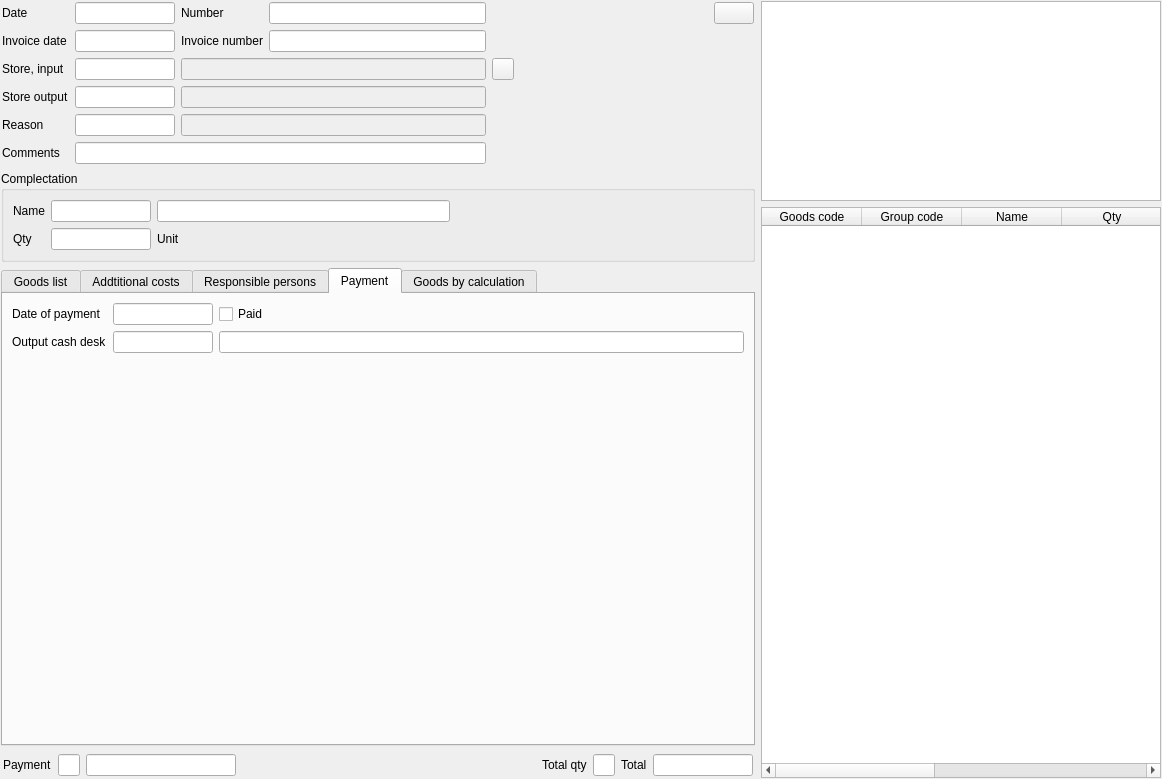
Qt form Forms/c5storedoc.ui (End1-1/Cafe5) before a commit.
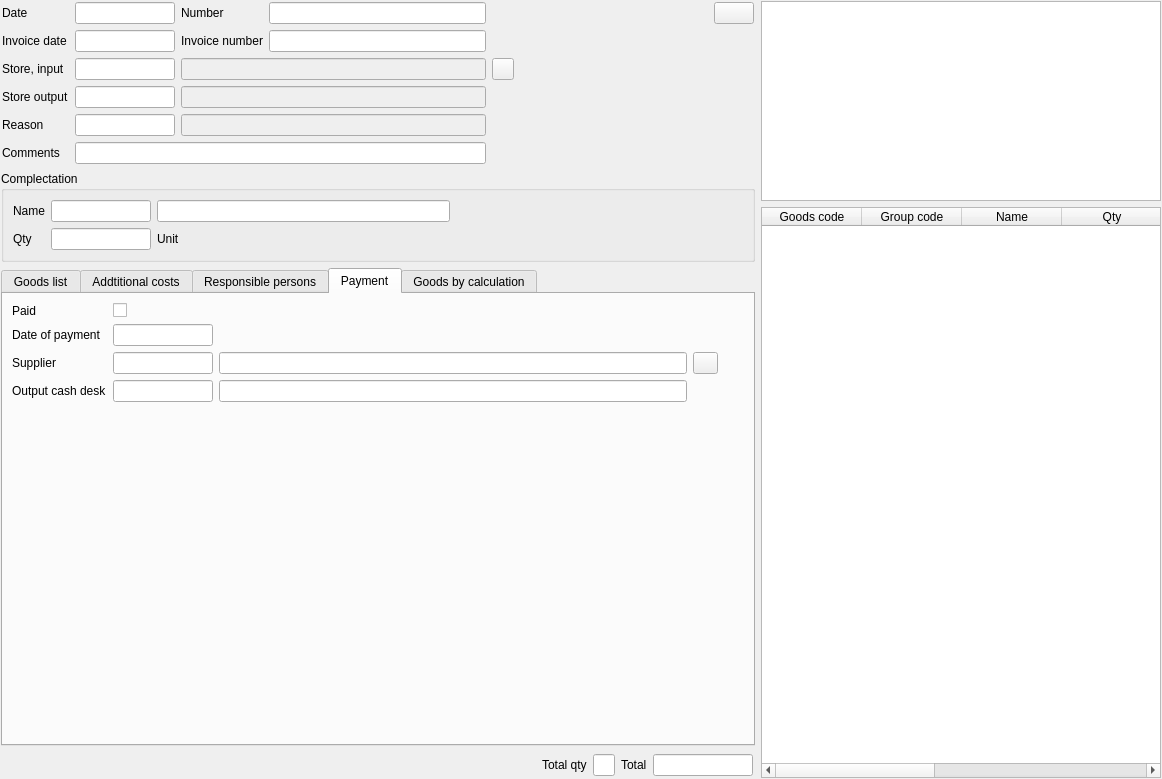
The same form after that commit. The open tabs and pages were chosen to show the change. Icons and pictures are not drawn. Custom widgets are drawn as their Qt base class.

```diff
--- a/Forms/c5storedoc.ui
+++ b/Forms/c5storedoc.ui
@@ -323,54 +323,6 @@
             <property name="bottomMargin">
              <number>0</number>
             </property>
-            <item>
-             <widget class="QLabel" name="lbPayment">
-              <property name="text">
-               <string>Payment</string>
-              </property>
-             </widget>
-            </item>
-            <item>
-             <widget class="C5LineEditWithSelector" name="lePayment">
-              <property name="minimumSize">
-               <size>
-                <width>0</width>
-                <height>0</height>
-               </size>
-              </property>
-              <property name="maximumSize">
-               <size>
-                <width>40</width>
-                <height>16777215</height>
-               </size>
-              </property>
-             </widget>
-            </item>
-            <item>
-             <widget class="C5LineEdit" name="lePaymentName">
-              <property name="enabled">
-               <bool>true</bool>
-              </property>
-              <property name="minimumSize">
-               <size>
-                <width>150</width>
-                <height>0</height>
-               </size>
-              </property>
-              <property name="maximumSize">
-               <size>
-                <width>150</width>
-                <height>16777215</height>
-               </size>
-              </property>
-              <property name="focusPolicy">
-               <enum>Qt::NoFocus</enum>
-              </property>
-              <property name="readOnly">
-               <bool>true</bool>
-              </property>
-             </widget>
-            </item>
             <item>
              <spacer name="horizontalSpacer_3">
               <property name="orientation">
@@ -861,27 +813,7 @@
        <string>Responsible persons</string>
       </attribute>
       <layout class="QGridLayout" name="gridLayout_4">
-       <item row="0" column="2">
-        <widget class="C5LineEdit" name="lePartnerName">
-         <property name="enabled">
-          <bool>false</bool>
-         </property>
-         <property name="focusPolicy">
-          <enum>Qt::NoFocus</enum>
-         </property>
-        </widget>
-       </item>
-       <item row="1" column="1">
-        <widget class="C5LineEditWithSelector" name="lePassed">
-         <property name="maximumSize">
-          <size>
-           <width>100</width>
-           <height>16777215</height>
-          </size>
-         </property>
-        </widget>
-       </item>
-       <item row="2" column="0">
+       <item row="1" column="0">
         <widget class="QLabel" name="label_5">
          <property name="text">
           <string>Accepted</string>
@@ -905,7 +837,7 @@
         </widget>
        </item>
        <item row="0" column="1">
-        <widget class="C5LineEditWithSelector" name="lePartner">
+        <widget class="C5LineEditWithSelector" name="lePassed">
          <property name="maximumSize">
           <size>
            <width>100</width>
@@ -921,14 +853,149 @@
          </property>
         </widget>
        </item>
-       <item row="0" column="0">
+       <item row="0" column="2">
+        <widget class="C5LineEditWithSelector" name="lePassedName">
+         <property name="enabled">
+          <bool>false</bool>
+         </property>
+         <property name="maximumSize">
+          <size>
+           <width>16777215</width>
+           <height>16777215</height>
+          </size>
+         </property>
+         <property name="focusPolicy">
+          <enum>Qt::NoFocus</enum>
+         </property>
+        </widget>
+       </item>
+       <item row="1" column="1">
+        <widget class="C5LineEditWithSelector" name="leAccepted">
+         <property name="maximumSize">
+          <size>
+           <width>100</width>
+           <height>16777215</height>
+          </size>
+         </property>
+        </widget>
+       </item>
+       <item row="2" column="2">
+        <spacer name="verticalSpacer">
+         <property name="orientation">
+          <enum>Qt::Vertical</enum>
+         </property>
+         <property name="sizeHint" stdset="0">
+          <size>
+           <width>20</width>
+           <height>40</height>
+          </size>
+         </property>
+        </spacer>
+       </item>
+       <item row="1" column="2">
+        <widget class="C5LineEditWithSelector" name="leAcceptedName">
+         <property name="enabled">
+          <bool>false</bool>
+         </property>
+         <property name="maximumSize">
+          <size>
+           <width>16777215</width>
+           <height>16777215</height>
+          </size>
+         </property>
+         <property name="focusPolicy">
+          <enum>Qt::NoFocus</enum>
+         </property>
+        </widget>
+       </item>
+      </layout>
+     </widget>
+     <widget class="QWidget" name="tab_2">
+      <attribute name="title">
+       <string>Payment</string>
+      </attribute>
+      <layout class="QGridLayout" name="gridLayout_5">
+       <item row="4" column="1">
+        <widget class="QLabel" name="lbCashDoc">
+         <property name="enabled">
+          <bool>true</bool>
+         </property>
+         <property name="text">
+          <string>Output cash desk</string>
+         </property>
+        </widget>
+       </item>
+       <item row="2" column="3">
+        <widget class="C5LineEdit" name="lePartnerName">
+         <property name="enabled">
+          <bool>true</bool>
+         </property>
+         <property name="focusPolicy">
+          <enum>Qt::NoFocus</enum>
+         </property>
+         <property name="readOnly">
+          <bool>true</bool>
+         </property>
+        </widget>
+       </item>
+       <item row="0" column="1">
+        <widget class="QLabel" name="label_13">
+         <property name="text">
+          <string>Paid</string>
+         </property>
+        </widget>
+       </item>
+       <item row="4" column="3">
+        <widget class="C5LineEditWithSelector" name="leCashName">
+         <property name="enabled">
+          <bool>true</bool>
+         </property>
+         <property name="focusPolicy">
+          <enum>Qt::NoFocus</enum>
+         </property>
+         <property name="readOnly">
+          <bool>true</bool>
+         </property>
+        </widget>
+       </item>
+       <item row="2" column="1">
         <widget class="QLabel" name="lbPartner">
          <property name="text">
           <string>Supplier</string>
          </property>
         </widget>
        </item>
-       <item row="0" column="3">
+       <item row="2" column="2">
+        <widget class="C5LineEditWithSelector" name="lePartner">
+         <property name="maximumSize">
+          <size>
+           <width>100</width>
+           <height>16777215</height>
+          </size>
+         </property>
+        </widget>
+       </item>
+       <item row="0" column="2">
+        <widget class="QCheckBox" name="chPaid">
+         <property name="text">
+          <string/>
+         </property>
+        </widget>
+       </item>
+       <item row="5" column="5" colspan="2">
+        <spacer name="verticalSpacer_2">
+         <property name="orientation">
+          <enum>Qt::Vertical</enum>
+         </property>
+         <property name="sizeHint" stdset="0">
+          <size>
+           <width>20</width>
+           <height>40</height>
+          </size>
+         </property>
+        </spacer>
+       </item>
+       <item row="2" column="4">
         <widget class="QPushButton" name="btnNewPartner">
          <property name="maximumSize">
           <size>
@@ -948,66 +1015,7 @@
          </property>
         </widget>
        </item>
-       <item row="2" column="1">
-        <widget class="C5LineEditWithSelector" name="leAccepted">
-         <property name="maximumSize">
-          <size>
-           <width>100</width>
-           <height>16777215</height>
-          </size>
-         </property>
-        </widget>
-       </item>
-       <item row="2" column="2">
-        <widget class="C5LineEditWithSelector" name="leAcceptedName">
-         <property name="enabled">
-          <bool>false</bool>
-         </property>
-         <property name="maximumSize">
-          <size>
-           <width>16777215</width>
-           <height>16777215</height>
-          </size>
-         </property>
-         <property name="focusPolicy">
-          <enum>Qt::NoFocus</enum>
-         </property>
-        </widget>
-       </item>
-       <item row="3" column="2">
-        <spacer name="verticalSpacer">
-         <property name="orientation">
-          <enum>Qt::Vertical</enum>
-         </property>
-         <property name="sizeHint" stdset="0">
-          <size>
-           <width>20</width>
-           <height>40</height>
-          </size>
-         </property>
-        </spacer>
-       </item>
-      </layout>
-     </widget>
-     <widget class="QWidget" name="tab_2">
-      <attribute name="title">
-       <string>Payment</string>
-      </attribute>
-      <layout class="QGridLayout" name="gridLayout_5">
-       <item row="0" column="1">
-        <widget class="C5DateEdit" name="deCashDate">
-         <property name="enabled">
-          <bool>true</bool>
-         </property>
-         <property name="maximumSize">
-          <size>
-           <width>100</width>
-           <height>16777215</height>
-          </size>
-         </property>
-        </widget>
-       </item>
-       <item row="2" column="1">
+       <item row="4" column="2">
         <widget class="C5LineEditWithSelector" name="leCash">
          <property name="maximumSize">
           <size>
@@ -1017,55 +1025,25 @@
          </property>
         </widget>
        </item>
-       <item row="0" column="0">
+       <item row="1" column="1">
         <widget class="QLabel" name="label_10">
          <property name="text">
           <string>Date of payment</string>
          </property>
         </widget>
        </item>
-       <item row="2" column="2">
-        <widget class="C5LineEditWithSelector" name="leCashName">
+       <item row="1" column="2">
+        <widget class="C5DateEdit" name="deCashDate">
          <property name="enabled">
           <bool>true</bool>
          </property>
-         <property name="focusPolicy">
-          <enum>Qt::NoFocus</enum>
-         </property>
-         <property name="readOnly">
-          <bool>true</bool>
-         </property>
-        </widget>
-       </item>
-       <item row="0" column="2">
-        <widget class="QCheckBox" name="chPaid">
-         <property name="text">
-          <string>Paid</string>
-         </property>
-        </widget>
-       </item>
-       <item row="2" column="0">
-        <widget class="QLabel" name="lbCashDoc">
-         <property name="enabled">
-          <bool>true</bool>
-         </property>
-         <property name="text">
-          <string>Output cash desk</string>
-         </property>
-        </widget>
-       </item>
-       <item row="3" column="1">
-        <spacer name="verticalSpacer_2">
-         <property name="orientation">
-          <enum>Qt::Vertical</enum>
-         </property>
-         <property name="sizeHint" stdset="0">
+         <property name="maximumSize">
           <size>
-           <width>20</width>
-           <height>40</height>
+           <width>100</width>
+           <height>16777215</height>
           </size>
          </property>
-        </spacer>
+        </widget>
        </item>
       </layout>
      </widget>
```
Left out of the diff: 23 changed lines with no effect on the pictures.
